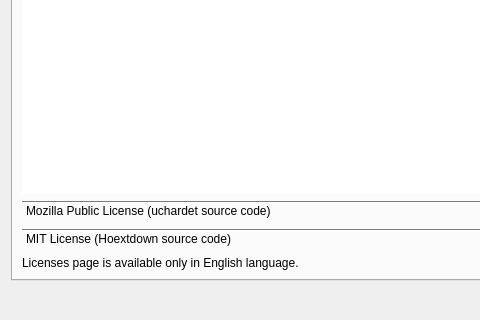
Before: the Qt Designer form src/libtextosaurus/saurus/gui/dialogs/formabout.ui in martinrotter/textosaurus, drawn with Qt 5; both pictures show x 0 to 480 and y 271 to 591 of the 727 by 591 pixel window.
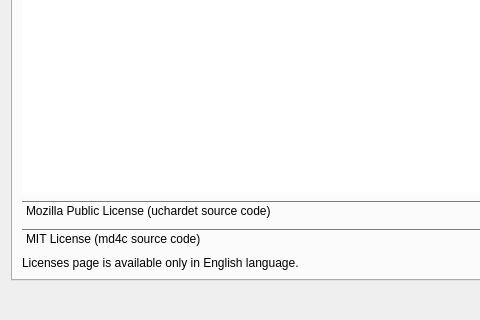
After: the same form once the commit is applied. The open tabs and pages were chosen to show the change.

Commit message: Replace hoextdown with md4c - more up-to-date markdown library.

Patch:
```diff
--- a/src/libtextosaurus/saurus/gui/dialogs/formabout.ui
+++ b/src/libtextosaurus/saurus/gui/dialogs/formabout.ui
@@ -380,7 +380,7 @@
            </rect>
           </property>
           <attribute name="label">
-           <string>MIT License (Hoextdown source code)</string>
+           <string>MIT License (md4c source code)</string>
           </attribute>
           <layout class="QVBoxLayout" name="verticalLayout_6">
            <property name="leftMargin">
```
Left out of the diff: 14 changed lines with no effect on the pictures. The commit also changes 35 other files.
